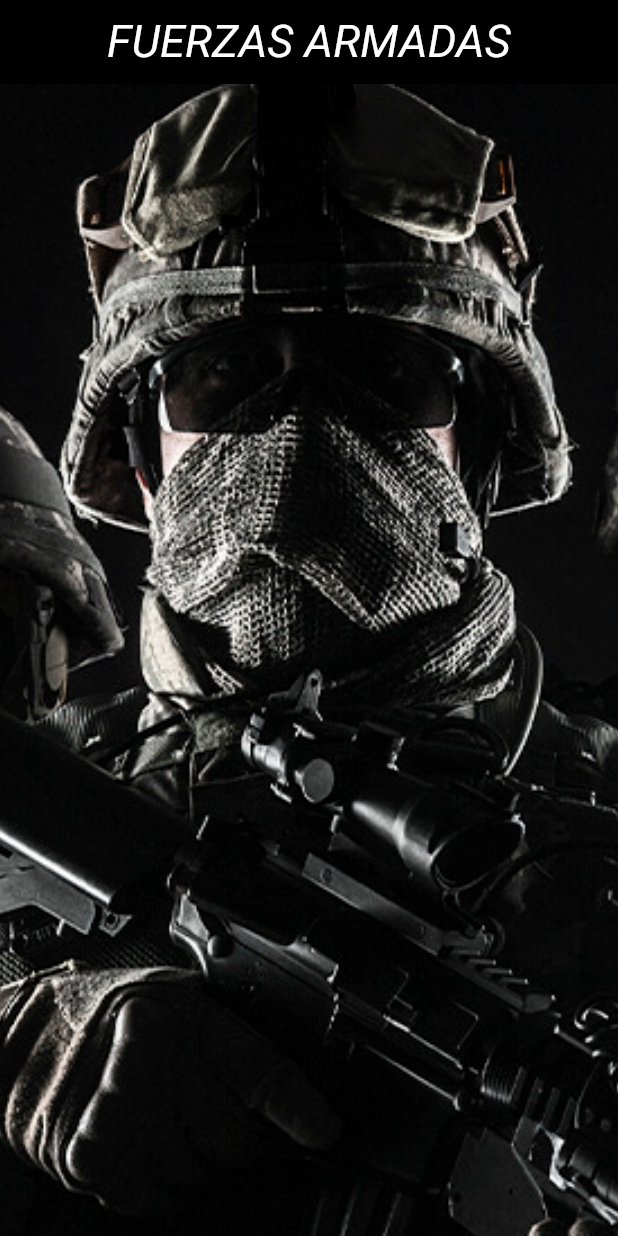
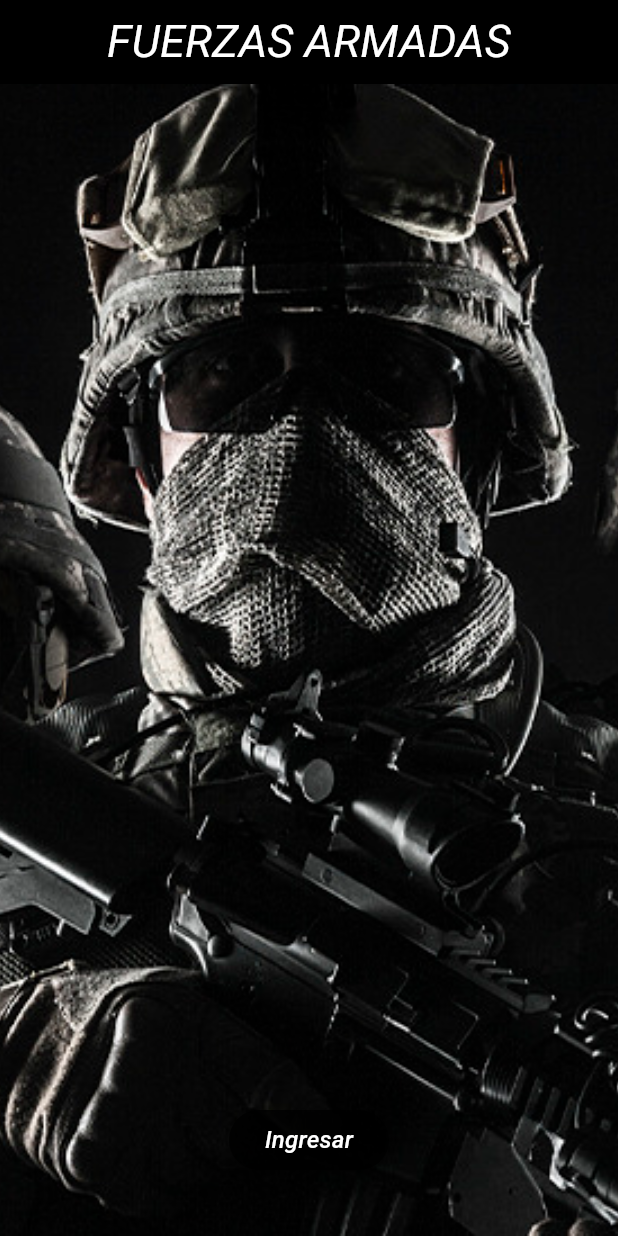
Before and after one commit to julio763284/Guerras, a Flutter app: the screen it shows after launch, on a phone screen of 412 x 824 dp. Run offline on Flutter 3.47's test engine with Material 3 defaults, Android fonts, the phone set to English and light mode, and no system bars.

Commit message:
Agregue un boton a la Vista inicial
he agregado un boton de ingresar a la vista inicial

```diff
--- a/app/lib/Inicial.dart
+++ b/app/lib/Inicial.dart
@@ -1,9 +1,7 @@
 import 'package:flutter/material.dart';
 
 class Inicial extends StatelessWidget {
-  const Inicial({
-    super.key,
-  });
+  const Inicial({super.key});
 
   @override
   Widget build(BuildContext context) {
@@ -14,7 +12,7 @@ class Inicial extends StatelessWidget {
           style: TextStyle(
             fontSize: 30, // Tamaño de fuente
             fontStyle: FontStyle.italic, // Cursiva
-            color: Colors.white // Color del texto
+            color: Colors.white, // Color del texto
           ),
         ),
         centerTitle: true, // titulo appbar centrado
@@ -23,11 +21,32 @@ class Inicial extends StatelessWidget {
       body: Stack(
         children: [
           Positioned.fill(
-            child: Image.asset(
-              'assets/Fondos.jpg',
-              fit: BoxFit.cover,
+            child: Image.asset('assets/Fondos.jpg', fit: BoxFit.cover),
+          ),
+          Positioned(
+            bottom: 40,
+            left: 0,
+            right: 0,
+            child: Center(
+              child: ElevatedButton.icon(
+                onPressed: () {
+                  print('!BOTON PRESIONADO¡');
+                },
+                label: Text(
+                  'Ingresar',
+                  style: TextStyle(
+                    fontSize: 16,
+                    fontStyle: FontStyle.italic,
+                    color: Colors.white,
+                  ),
+                ),
+                style: ElevatedButton.styleFrom(
+                  backgroundColor: Colors.black.withOpacity(0.8),
+                  foregroundColor: Colors.white,
+                ),
+              ),
             ),
-          )
+          ),
         ],
       ),
     );
```
